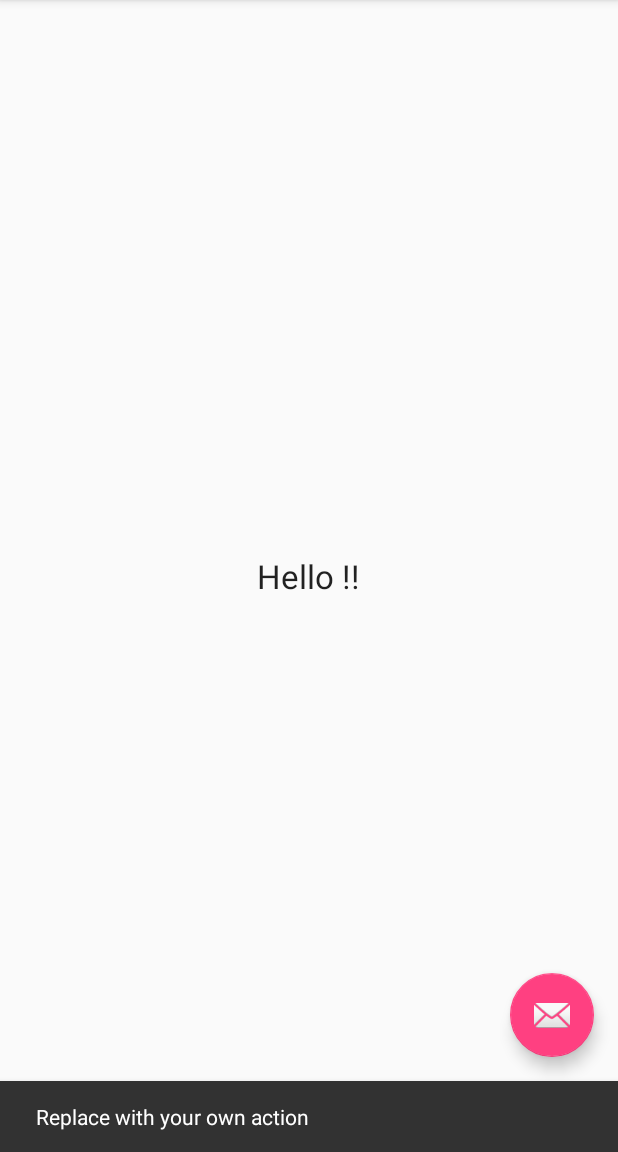
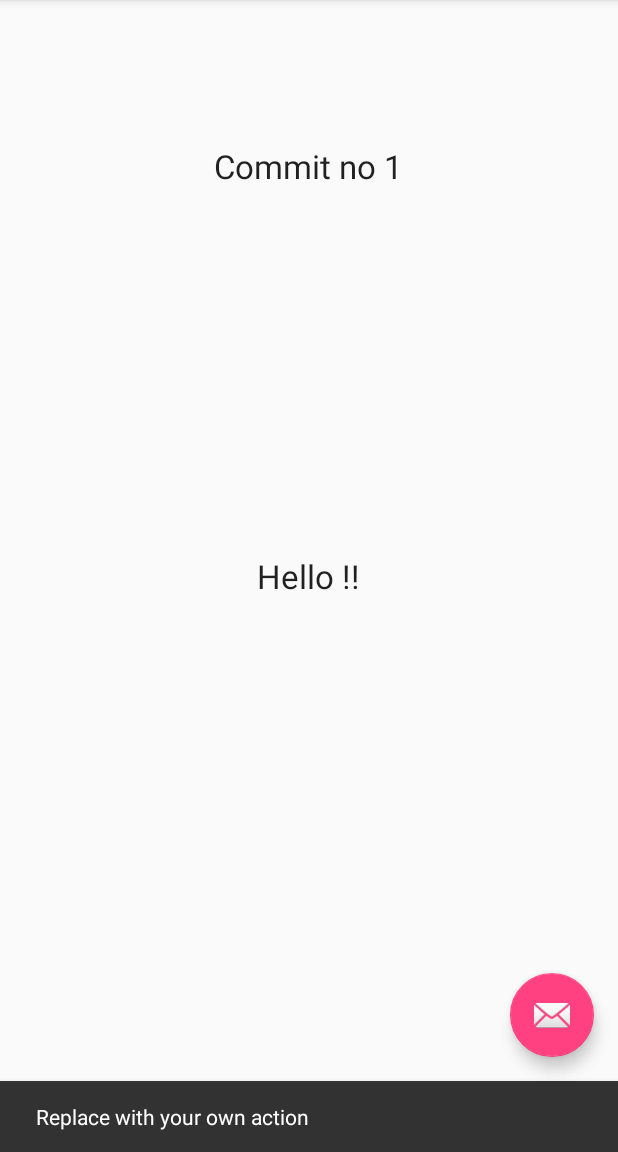
Before and after one commit to sushrut619/AndroidWithGit, an Android app: the screen it shows after launch (MainActivity), after a tap on an icon or button, on a phone screen of 412 x 824 dp, the part 84-1236 px from its top. Run offline under Robolectric (Android 15) with nearby library versions, the phone set to English and light mode, and no system bars.

Commit message:
Added a large text for first commit

```diff
--- a/app/src/main/res/layout/content_main.xml
+++ b/app/src/main/res/layout/content_main.xml
@@ -20,4 +20,14 @@
         android:id="@+id/textView"
         android:layout_centerVertical="true"
         android:layout_centerHorizontal="true" />
+
+    <TextView
+        android:layout_width="wrap_content"
+        android:layout_height="wrap_content"
+        android:textAppearance="?android:attr/textAppearanceLarge"
+        android:text="Commit no 1"
+        android:id="@+id/textView2"
+        android:layout_alignParentTop="true"
+        android:layout_centerHorizontal="true"
+        android:layout_marginTop="80dp" />
 </RelativeLayout>
```
